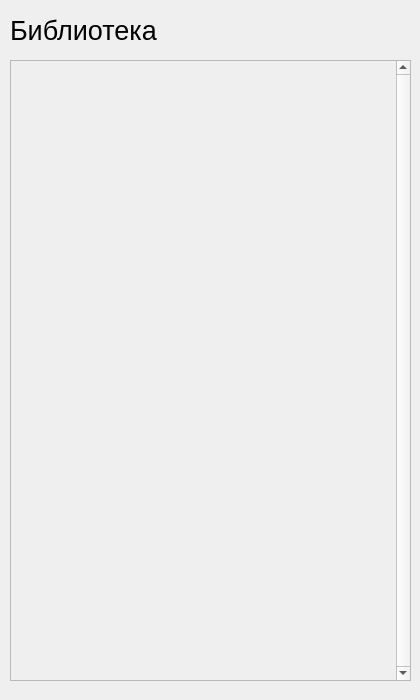
The window that UIs/LibraryForm.ui (Krahjotdaan/LearningPoem) describes before a commit, drawn with Qt 5.
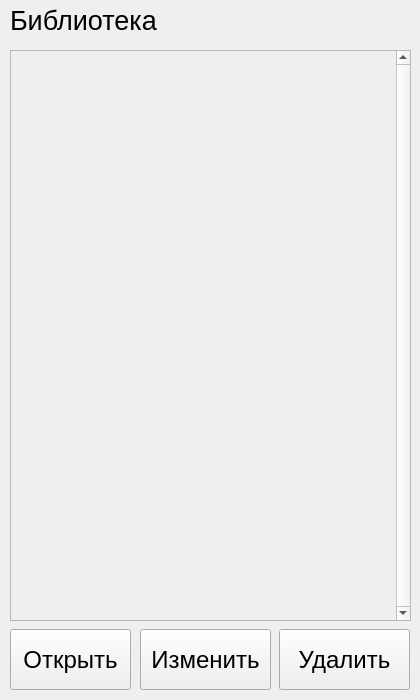
The same window after the commit.

Commit message:
Build: added AboutProgramForm and VerseOpenForm
Добавлены форма отображения стиха и вкладка о программе. Кнопки открытия и редактирования перенесены из главной вкладки в библиотеку

```diff
--- a/UIs/LibraryForm.ui
+++ b/UIs/LibraryForm.ui
@@ -18,7 +18,7 @@
     <property name="geometry">
      <rect>
       <x>10</x>
-      <y>10</y>
+      <y>0</y>
       <width>401</width>
       <height>41</height>
      </rect>
@@ -42,13 +42,136 @@
     <property name="geometry">
      <rect>
       <x>10</x>
-      <y>60</y>
-      <width>401</width>
-      <height>621</height>
+      <y>629</y>
+      <width>121</width>
+      <height>61</height>
      </rect>
     </property>
+    <property name="sizePolicy">
+     <sizepolicy hsizetype="Expanding" vsizetype="Expanding">
+      <horstretch>0</horstretch>
+      <verstretch>0</verstretch>
+     </sizepolicy>
+    </property>
+    <property name="font">
+     <font>
+      <pointsize>18</pointsize>
+     </font>
+    </property>
     <layout class="QHBoxLayout" name="horizontalLayout_2">
      <item>
+      <widget class="QPushButton" name="openButton">
+       <property name="sizePolicy">
+        <sizepolicy hsizetype="Expanding" vsizetype="Expanding">
+         <horstretch>0</horstretch>
+         <verstretch>0</verstretch>
+        </sizepolicy>
+       </property>
+       <property name="font">
+        <font>
+         <pointsize>18</pointsize>
+        </font>
+       </property>
+       <property name="text">
+        <string>Открыть</string>
+       </property>
+      </widget>
+     </item>
+    </layout>
+   </widget>
+   <widget class="QWidget" name="horizontalLayoutWidget_3">
+    <property name="geometry">
+     <rect>
+      <x>279</x>
+      <y>629</y>
+      <width>131</width>
+      <height>61</height>
+     </rect>
+    </property>
+    <property name="sizePolicy">
+     <sizepolicy hsizetype="Expanding" vsizetype="Expanding">
+      <horstretch>0</horstretch>
+      <verstretch>0</verstretch>
+     </sizepolicy>
+    </property>
+    <property name="font">
+     <font>
+      <pointsize>18</pointsize>
+     </font>
+    </property>
+    <layout class="QHBoxLayout" name="horizontalLayout_3">
+     <item>
+      <widget class="QPushButton" name="deleteButton">
+       <property name="sizePolicy">
+        <sizepolicy hsizetype="Expanding" vsizetype="Expanding">
+         <horstretch>0</horstretch>
+         <verstretch>0</verstretch>
+        </sizepolicy>
+       </property>
+       <property name="font">
+        <font>
+         <pointsize>18</pointsize>
+        </font>
+       </property>
+       <property name="text">
+        <string>Удалить</string>
+       </property>
+      </widget>
+     </item>
+    </layout>
+   </widget>
+   <widget class="QWidget" name="horizontalLayoutWidget_4">
+    <property name="geometry">
+     <rect>
+      <x>140</x>
+      <y>629</y>
+      <width>131</width>
+      <height>61</height>
+     </rect>
+    </property>
+    <property name="sizePolicy">
+     <sizepolicy hsizetype="Expanding" vsizetype="Expanding">
+      <horstretch>0</horstretch>
+      <verstretch>0</verstretch>
+     </sizepolicy>
+    </property>
+    <property name="font">
+     <font>
+      <pointsize>18</pointsize>
+     </font>
+    </property>
+    <layout class="QHBoxLayout" name="horizontalLayout_4">
+     <item>
+      <widget class="QPushButton" name="editButton">
+       <property name="sizePolicy">
+        <sizepolicy hsizetype="Expanding" vsizetype="Expanding">
+         <horstretch>0</horstretch>
+         <verstretch>0</verstretch>
+        </sizepolicy>
+       </property>
+       <property name="font">
+        <font>
+         <pointsize>18</pointsize>
+        </font>
+       </property>
+       <property name="text">
+        <string>Изменить</string>
+       </property>
+      </widget>
+     </item>
+    </layout>
+   </widget>
+   <widget class="QWidget" name="gridLayoutWidget">
+    <property name="geometry">
+     <rect>
+      <x>10</x>
+      <y>50</y>
+      <width>401</width>
+      <height>571</height>
+     </rect>
+    </property>
+    <layout class="QGridLayout" name="gridLayout">
+     <item row="0" column="0">
       <widget class="QScrollArea" name="scrollArea">
        <property name="verticalScrollBarPolicy">
         <enum>Qt::ScrollBarAlwaysOn</enum>
@@ -62,7 +185,7 @@
           <x>0</x>
           <y>0</y>
           <width>383</width>
-          <height>617</height>
+          <height>567</height>
          </rect>
         </property>
        </widget>
```
Left out of the diff: 4 changed lines with no effect on the pictures. The commit also changes 5 other files.
